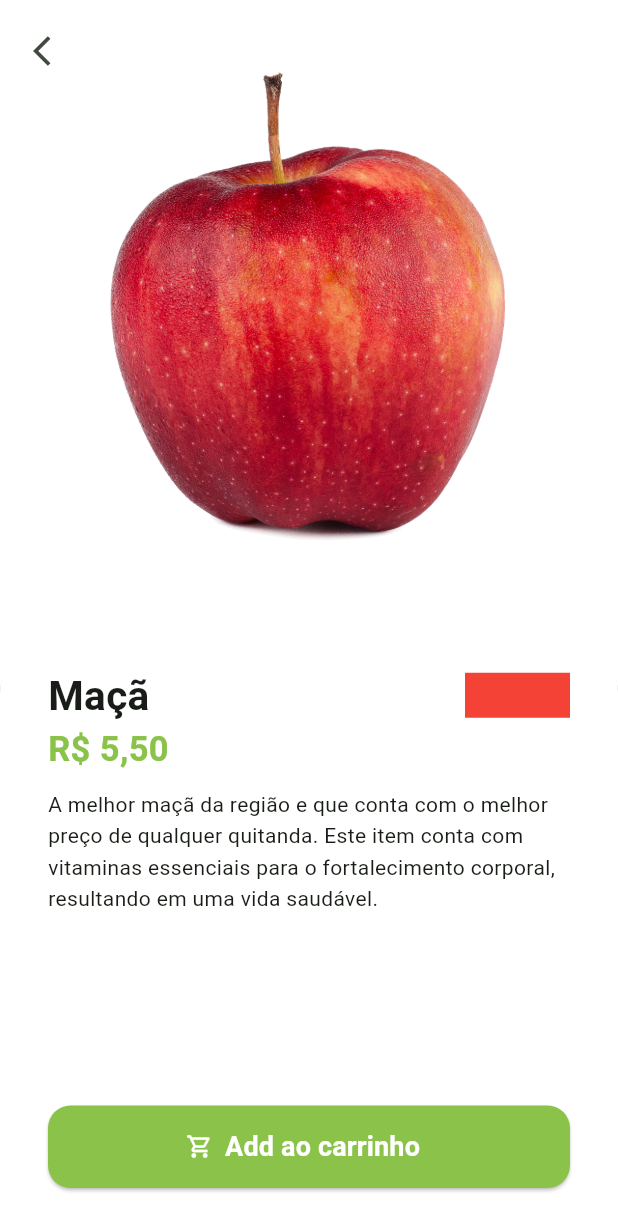
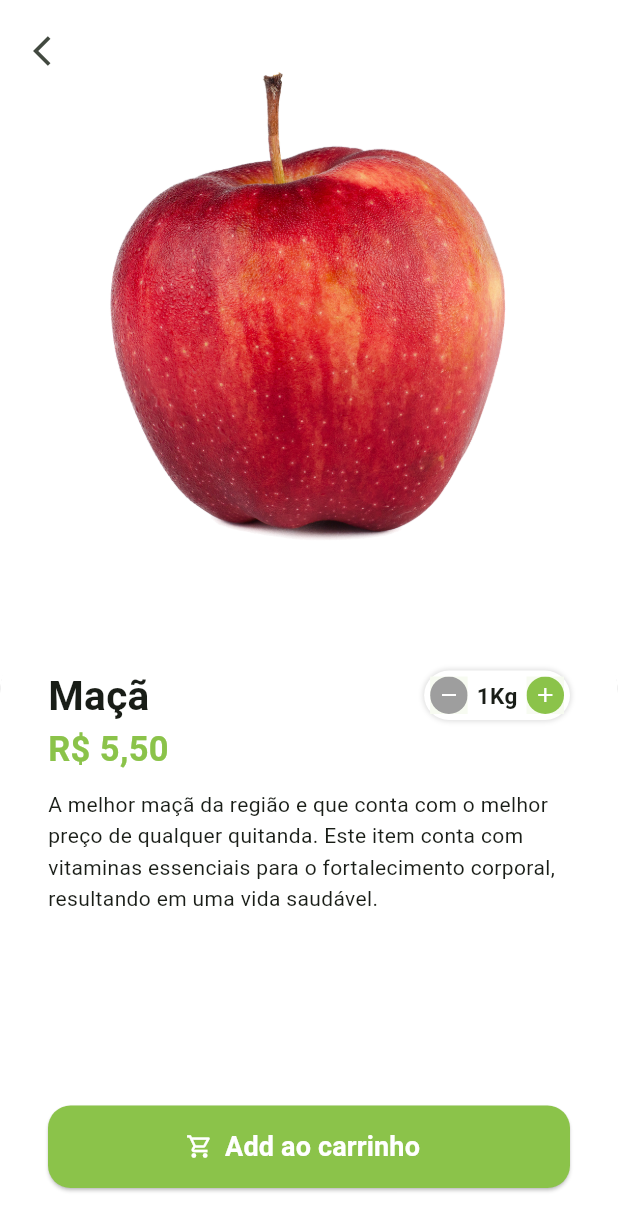
Before and after one commit to LMThomaz/greengrocer, a Flutter app: the screen it shows after launch, after a tap on "Entrar", after a tap on "Maçã", on a phone screen of 412 x 824 dp. Shown: the top 1231 px of the screen. Run offline on Flutter 3.47's test engine with Material 2 defaults, Android fonts, the phone set to English and light mode, and no system bars; our stand-ins replace animated_text_kit, mask_text_input_formatter.

Commit message:
Criação do widget de quantidade

```diff
--- /dev/null
+++ b/lib/src/pages/commom_widgets/quantity_widget.dart
@@ -0,0 +1,83 @@
+import 'package:flutter/material.dart';
+import 'package:greengrocer/src/config/custom_colors.dart';
+
+class QuantityWidget extends StatelessWidget {
+  const QuantityWidget({super.key});
+
+  @override
+  Widget build(BuildContext context) {
+    return Container(
+      padding: const EdgeInsets.all(4),
+      decoration: BoxDecoration(
+        color: Colors.white,
+        borderRadius: BorderRadius.circular(50),
+        boxShadow: [
+          BoxShadow(
+            color: Colors.grey.shade300,
+            spreadRadius: 1,
+            blurRadius: 2,
+          ),
+        ],
+      ),
+      child: Row(
+        children: [
+          _QuantityButton(
+            icon: Icons.remove,
+            color: Colors.grey,
+            onPressed: () {},
+          ),
+          const Padding(
+            padding: EdgeInsets.symmetric(horizontal: 6),
+            child: Text(
+              '1Kg',
+              style: TextStyle(
+                fontSize: 15,
+                fontWeight: FontWeight.bold,
+              ),
+            ),
+          ),
+          _QuantityButton(
+            icon: Icons.add,
+            color: CustomColors.customSwatchColor,
+            onPressed: () {},
+          ),
+        ],
+      ),
+    );
+  }
+}
+
+class _QuantityButton extends StatelessWidget {
+  final Color color;
+  final IconData icon;
+  final VoidCallback onPressed;
+
+  const _QuantityButton(
+      {super.key,
+      required this.color,
+      required this.icon,
+      required this.onPressed});
+
+  @override
+  Widget build(BuildContext context) {
+    return Material(
+      child: InkWell(
+        borderRadius: BorderRadius.circular(50),
+        onTap: onPressed,
+        child: Ink(
+          height: 25,
+          width: 25,
+          decoration: BoxDecoration(
+            shape: BoxShape.circle,
+            color: color,
+          ),
+          child: Icon(
+            icon,
+            color: Colors.white,
+            size: 16,
+          ),
+        ),
+      ),
+    );
+  }
+}
--- a/lib/src/pages/product/product_screen.dart
+++ b/lib/src/pages/product/product_screen.dart
@@ -1,6 +1,7 @@
 import 'package:flutter/material.dart';
 import 'package:greengrocer/src/config/custom_colors.dart';
 import 'package:greengrocer/src/models/item_model.dart';
+import 'package:greengrocer/src/pages/commom_widgets/quantity_widget.dart';
 import 'package:greengrocer/src/services/utils_services.dart';
 
 class ProductScreen extends StatelessWidget {
@@ -52,11 +53,7 @@ class ProductScreen extends StatelessWidget {
                               ),
                             ),
                           ),
-                          Container(
-                            height: 30,
-                            width: 70,
-                            color: Colors.red,
-                          ),
+                          const QuantityWidget(),
                         ],
                       ),
 
```
